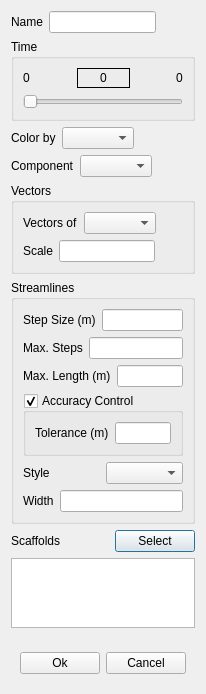
Old version of the form baramFlow/view/results/visual_reports/contour_dialog.ui in the repository nextfoam/baram.
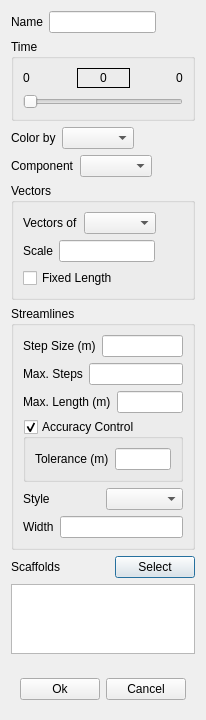
New version of the form. Custom widgets are drawn as their Qt base class.

Commit message: boundary scaffold bug fix, vector fixed length

```diff
--- a/baramFlow/view/results/visual_reports/contour_dialog.ui
+++ b/baramFlow/view/results/visual_reports/contour_dialog.ui
@@ -348,6 +348,13 @@
            </layout>
           </widget>
          </item>
+         <item>
+          <widget class="QCheckBox" name="vectorFixedLength">
+           <property name="text">
+            <string>Fixed Length</string>
+           </property>
+          </widget>
+         </item>
         </layout>
        </widget>
       </item>
```
The commit also changes 7 other files.
